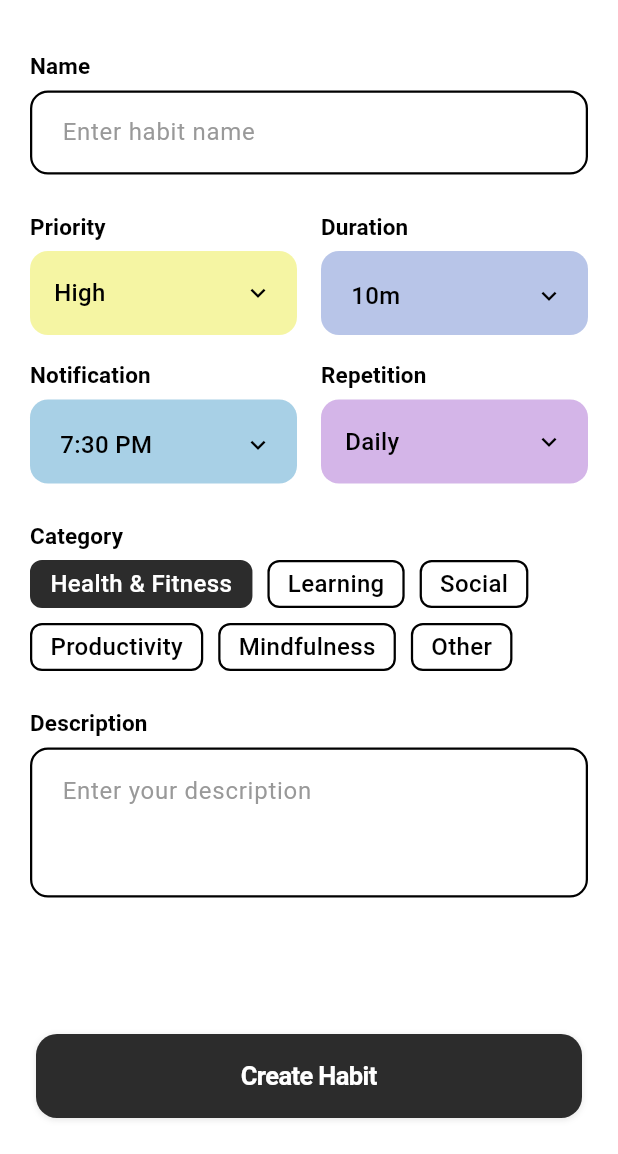
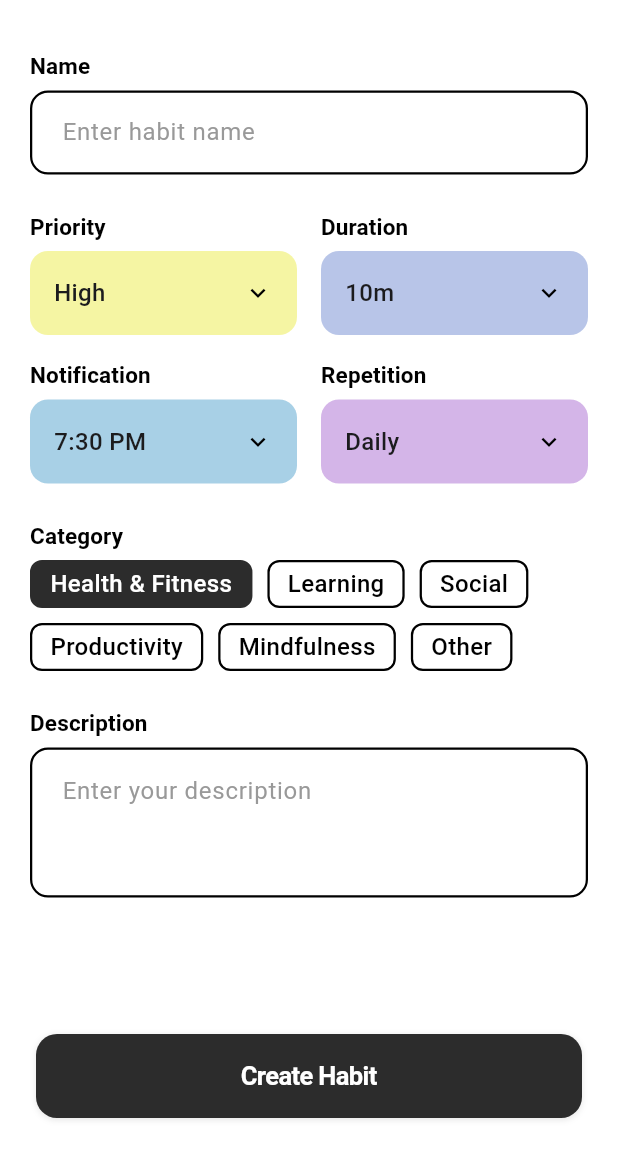
Before and after one commit to ahmed-sufi7/Habify, a Flutter app: the AddHabitScreen screen opened by its route, on a phone screen of 412 x 824 dp, the part 82-1236 px from its top. Run offline on Flutter 3.47's test engine with Material 3 defaults, Android fonts, the phone set to English and light mode, and no system bars; our stand-ins replace audioplayers, firebase_core, flutter_local_notifications, shared_preferences, sqflite, sqflite_common_ffi_web and 1 more; accounts and stored records are empty.

Commit message:
add-habit screen duration times

```diff
--- a/lib/screens/add_habit/add_habit_screen.dart
+++ b/lib/screens/add_habit/add_habit_screen.dart
@@ -366,7 +366,7 @@ class _AddHabitScreenState extends State<AddHabitScreen> with TickerProviderStat
                     style: const TextStyle(
                       fontSize: 16,
                       fontWeight: FontWeight.w500,
-                      color: Color(0xFF000000),
+                      color: Color(0xFF1C1C1E),
                     ),
                   ),
                   const Icon(
@@ -484,25 +484,21 @@ class _AddHabitScreenState extends State<AddHabitScreen> with TickerProviderStat
               borderRadius: BorderRadius.circular(12), // Decreased border radius
             ),
             child: Padding(
-              padding: const EdgeInsets.only(
-                left: 20, // Left padding to match other dropdowns
-                right: 16, // Right padding for arrow positioning
-                top: 4,   // Small top padding for better alignment
-              ),
+              padding: const EdgeInsets.symmetric(horizontal: 16),
               child: Row(
+                mainAxisAlignment: MainAxisAlignment.spaceBetween,
+                crossAxisAlignment: CrossAxisAlignment.center,
                 children: [
-                  Expanded(
-                    child: Text(
-                      _formatDuration(_selectedHours, _selectedMinutes),
-                      style: const TextStyle(
-                        fontSize: 16, // typography.hierarchy.buttonText.fontSize
-                        fontWeight: FontWeight.w500, // typography.hierarchy.buttonText.fontWeight
-                        color: Color(0xFF000000), // pillButton.states.default.textColor
-                      ),
+                  Text(
+                    _formatDuration(_selectedHours, _selectedMinutes),
+                    style: const TextStyle(
+                      fontSize: 16,
+                      fontWeight: FontWeight.w500,
+                      color: Color(0xFF1C1C1E),
                     ),
                   ),
                   const Icon(
-                    Icons.keyboard_arrow_down, // Same as other dropdowns
+                    Icons.keyboard_arrow_down,
                     size: 20,
                     color: Color(0xFF000000),
                   ),
@@ -713,25 +709,21 @@ class _AddHabitScreenState extends State<AddHabitScreen> with TickerProviderStat
               borderRadius: BorderRadius.circular(12), // Decreased border radius
             ),
             child: Padding(
-              padding: const EdgeInsets.only(
-                left: 20, // Left padding to match other dropdowns
-                right: 16, // Right padding for arrow positioning
-                top: 4,   // Small top padding for better alignment
-              ),
+              padding: const EdgeInsets.symmetric(horizontal: 16),
               child: Row(
+                mainAxisAlignment: MainAxisAlignment.spaceBetween,
+                crossAxisAlignment: CrossAxisAlignment.center,
                 children: [
-                  Expanded(
-                    child: Text(
-                      _formatNotificationTime(_selectedNotificationHour, _selectedNotificationMinute),
-                      style: const TextStyle(
-                        fontSize: 16, // typography.hierarchy.buttonText.fontSize
-                        fontWeight: FontWeight.w500, // typography.hierarchy.buttonText.fontWeight
-                        color: Color(0xFF000000), // pillButton.states.default.textColor
-                      ),
+                  Text(
+                    _formatNotificationTime(_selectedNotificationHour, _selectedNotificationMinute),
+                    style: const TextStyle(
+                      fontSize: 16,
+                      fontWeight: FontWeight.w500,
+                      color: Color(0xFF1C1C1E),
                     ),
                   ),
                   const Icon(
-                    Icons.keyboard_arrow_down, // Same as other dropdowns
+                    Icons.keyboard_arrow_down,
                     size: 20,
                     color: Color(0xFF000000),
                   ),
@@ -1530,7 +1522,7 @@ class _DurationPickerDialogState extends State<_DurationPickerDialog> {
                                 currentHours = value;
                               });
                             },
-                            children: List<Widget>.generate(4, (int index) {
+                            children: List<Widget>.generate(24, (int index) {
                               return Center(
                                 child: Text(
                                   '$index',
@@ -1563,24 +1555,24 @@ class _DurationPickerDialogState extends State<_DurationPickerDialog> {
                           child: CupertinoPicker(
                             itemExtent: 32.0,
                             scrollController: FixedExtentScrollController(
-                              initialItem: [5, 10, 15, 30].indexOf(currentMinutes),
+                              initialItem: currentMinutes,
                             ),
                             onSelectedItemChanged: (int value) {
                               setState(() {
-                                currentMinutes = [5, 10, 15, 30][value];
+                                currentMinutes = value;
                               });
                             },
-                            children: [5, 10, 15, 30].map<Widget>((int minutes) {
+                            children: List<Widget>.generate(60, (int index) {
                               return Center(
                                 child: Text(
-                                  '$minutes',
+                                  index.toString().padLeft(2, '0'),
                                   style: const TextStyle(
                                     fontSize: 18,
                                     fontWeight: FontWeight.w500,
                                   ),
                                 ),
                               );
-                            }).toList(),
+                            }),
                           ),
                         ),
                       ],
```
